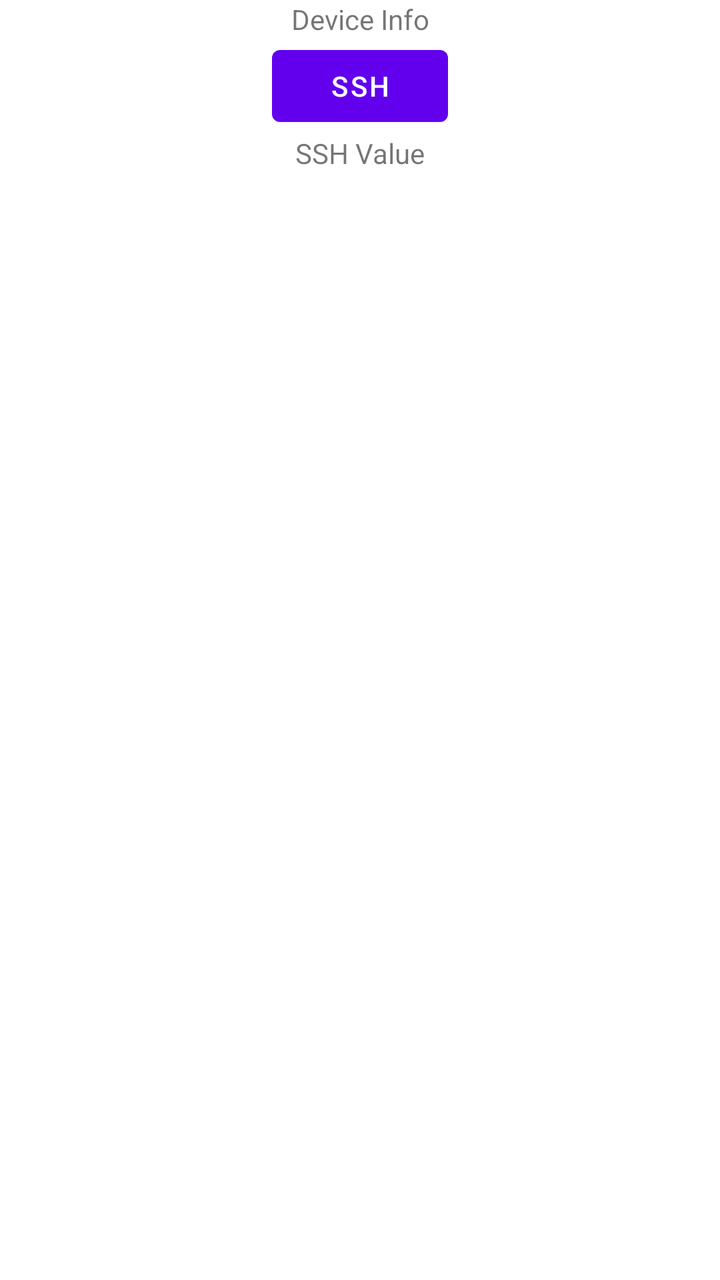
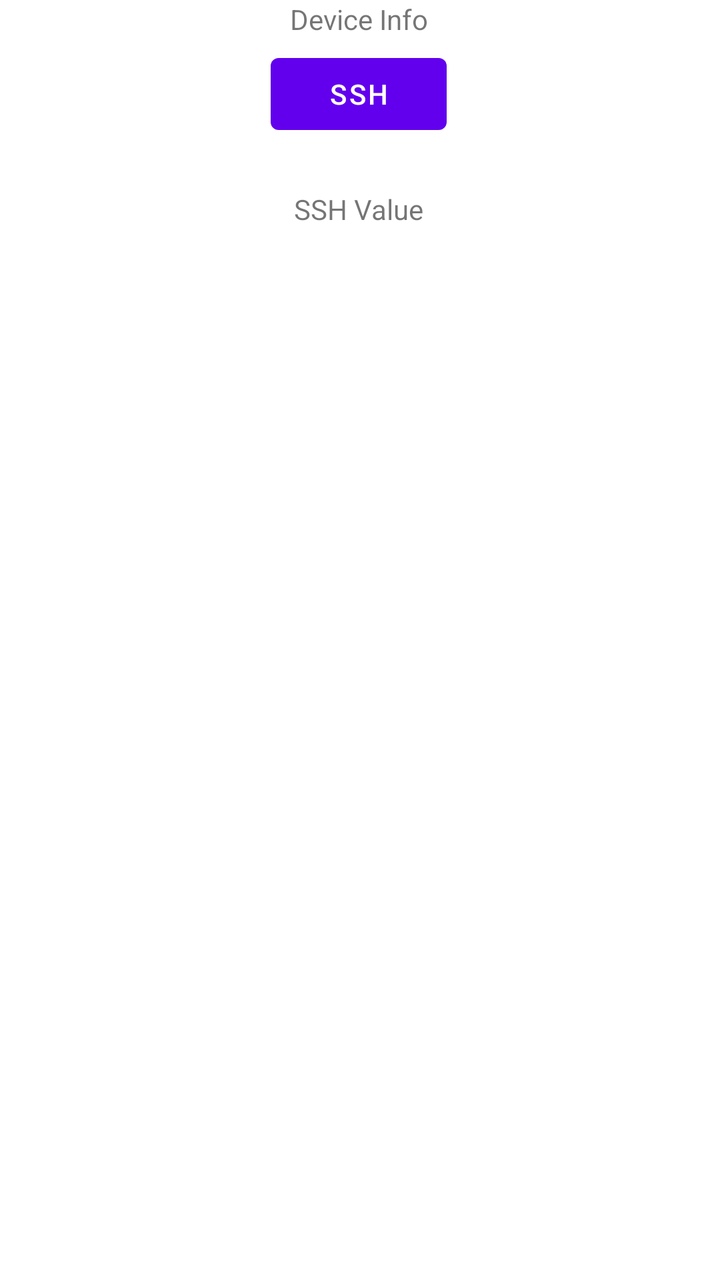

Before-and-after screenshots of an Android layout around one commit, followed by the original layout XML and the change that was made.
<!-- AndroidManifest.xml: application theme Theme.RemoteManager -->
<!-- res/layout/activity_main.xml -->
<?xml version="1.0" encoding="utf-8"?>
<androidx.constraintlayout.widget.ConstraintLayout xmlns:android="http://schemas.android.com/apk/res/android"
    xmlns:app="http://schemas.android.com/apk/res-auto"
    xmlns:tools="http://schemas.android.com/tools"
    android:id="@+id/main"
    android:layout_width="match_parent"
    android:layout_height="match_parent"
    tools:context=".MainActivity">

    <TextView
        android:id="@+id/deviceInfoTextView"
        android:layout_width="wrap_content"
        android:layout_height="wrap_content"
        android:text="Device Info"
        app:layout_constraintEnd_toEndOf="parent"
        app:layout_constraintStart_toStartOf="parent"
        tools:layout_editor_absoluteY="310dp" />

    <Button
        android:id="@+id/sshButton"
        android:layout_width="wrap_content"
        android:layout_height="wrap_content"
        android:text="SSH"
        app:layout_constraintTop_toBottomOf="@id/deviceInfoTextView"
        app:layout_constraintStart_toStartOf="parent"
        app:layout_constraintEnd_toEndOf="parent" />

    <TextView
        android:id="@+id/sshValue"
        android:layout_width="wrap_content"
        android:layout_height="wrap_content"
        android:text="SSH Value"
        app:layout_constraintTop_toBottomOf="@id/sshButton"
        app:layout_constraintStart_toStartOf="parent"
        app:layout_constraintEnd_toEndOf="parent" />
</androidx.constraintlayout.widget.ConstraintLayout>
<!-- resources referenced by this layout -->
<resources>
  <style name="Theme.RemoteManager" parent="Theme.MaterialComponents.DayNight.DarkActionBar">
          
          <item name="colorPrimary">@color/purple_500</item>
          <item name="colorPrimaryVariant">@color/purple_700</item>
          <item name="colorOnPrimary">@color/white</item>
          
          <item name="colorSecondary">@color/teal_200</item>
          <item name="colorSecondaryVariant">@color/teal_700</item>
          <item name="colorOnSecondary">@color/black</item>
          
          <item name="android:statusBarColor">?attr/colorPrimaryVariant</item>
          
      </style>
  <color name="purple_500">#FF6200EE</color>
  <color name="purple_700">#FF3700B3</color>
  <color name="white">#FFFFFFFF</color>
  <color name="teal_200">#FF03DAC5</color>
  <color name="teal_700">#FF018786</color>
  <color name="black">#FF000000</color>
</resources>

<!-- the commit's change to res/layout/activity_main.xml (unified diff, before → after) -->
@@ -7,30 +7,36 @@
     android:layout_height="match_parent"
     tools:context=".MainActivity">
 
+    <Button
+        android:id="@+id/sshButton"
+        android:layout_width="wrap_content"
+        android:layout_height="wrap_content"
+        android:layout_marginTop="4dp"
+        android:text="SSH"
+        app:layout_constraintEnd_toEndOf="parent"
+        app:layout_constraintHorizontal_bias="0.498"
+        app:layout_constraintStart_toStartOf="parent"
+        app:layout_constraintTop_toBottomOf="@id/deviceInfoTextView" />
+
+    <TextView
+        android:id="@+id/sshValue"
+        android:layout_width="wrap_content"
+        android:layout_height="wrap_content"
+        android:layout_marginTop="24dp"
+        android:text="SSH Value"
+        app:layout_constraintEnd_toEndOf="parent"
+        app:layout_constraintHorizontal_bias="0.498"
+        app:layout_constraintStart_toStartOf="parent"
+        app:layout_constraintTop_toBottomOf="@id/sshButton" />
+
     <TextView
         android:id="@+id/deviceInfoTextView"
         android:layout_width="wrap_content"
         android:layout_height="wrap_content"
         android:text="Device Info"
         app:layout_constraintEnd_toEndOf="parent"
+        app:layout_constraintHorizontal_bias="0.498"
         app:layout_constraintStart_toStartOf="parent"
-        tools:layout_editor_absoluteY="310dp" />
+        tools:layout_editor_absoluteY="37dp" />
 
-    <Button
-        android:id="@+id/sshButton"
-        android:layout_width="wrap_content"
-        android:layout_height="wrap_content"
-        android:text="SSH"
-        app:layout_constraintTop_toBottomOf="@id/deviceInfoTextView"
-        app:layout_constraintStart_toStartOf="parent"
-        app:layout_constraintEnd_toEndOf="parent" />
-
-    <TextView
-        android:id="@+id/sshValue"
-        android:layout_width="wrap_content"
-        android:layout_height="wrap_content"
-        android:text="SSH Value"
-        app:layout_constraintTop_toBottomOf="@id/sshButton"
-        app:layout_constraintStart_toStartOf="parent"
-        app:layout_constraintEnd_toEndOf="parent" />
 </androidx.constraintlayout.widget.ConstraintLayout>
